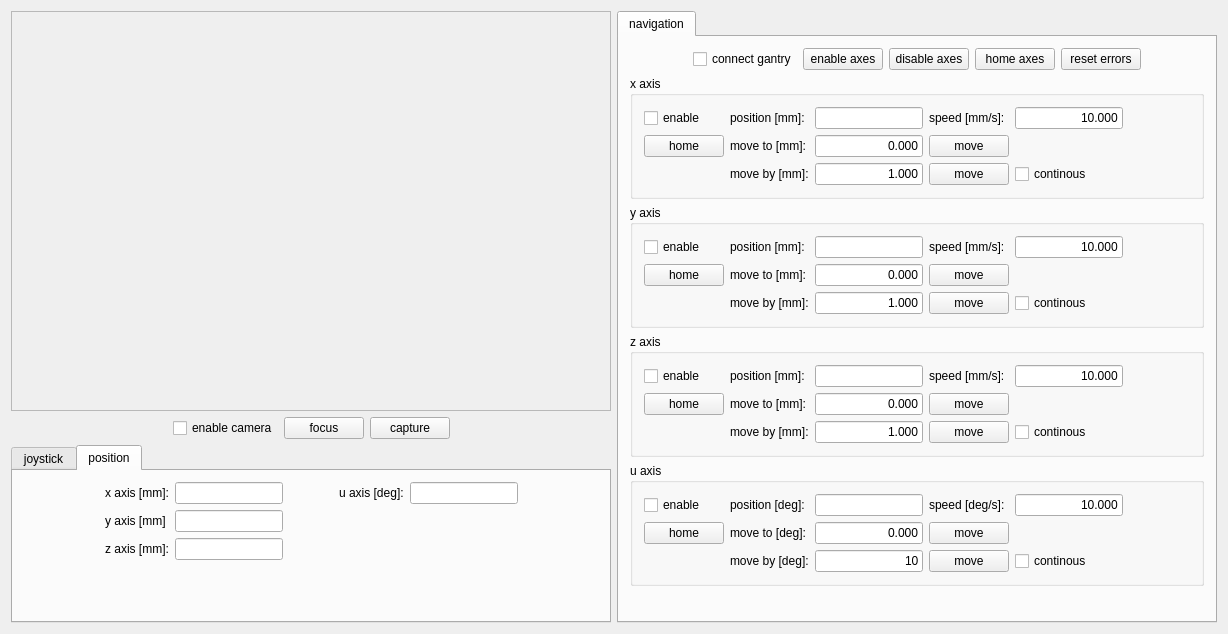
Old version of the form magrathea.ui in the repository guescio/Magrathea.
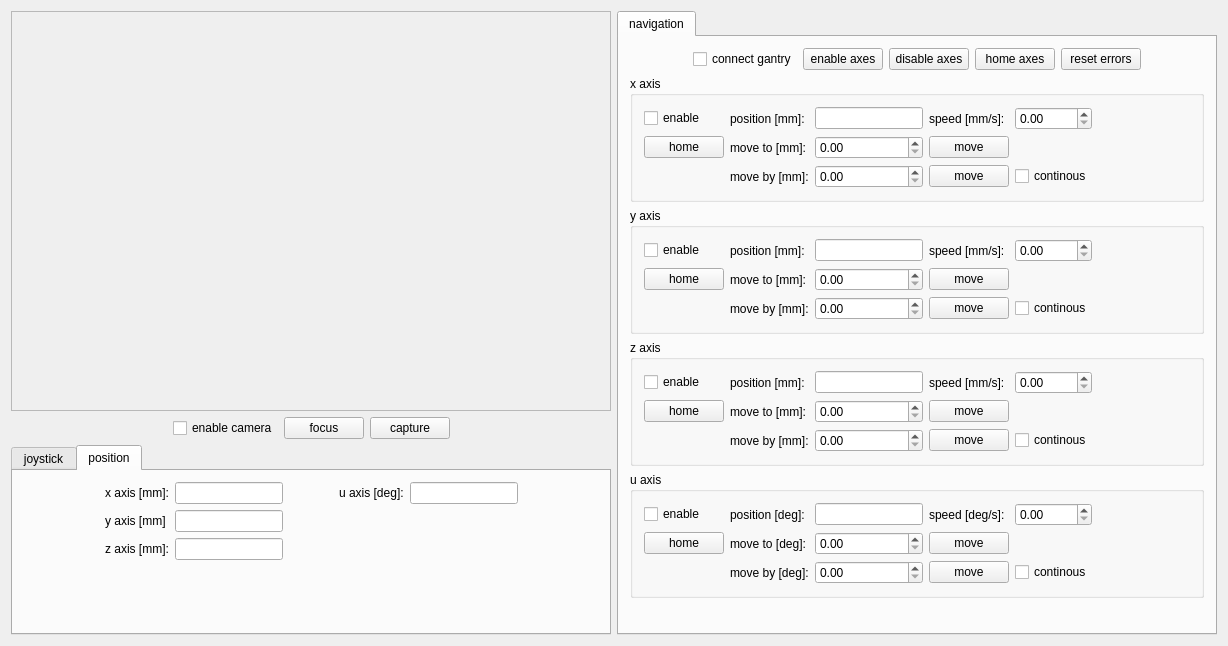
New version of the form.

Commit message: Changed QLineEdits into QDoubleSpinBoxes.

Patch:
```diff
--- a/magrathea.ui
+++ b/magrathea.ui
@@ -7,7 +7,7 @@
     <x>0</x>
     <y>0</y>
     <width>1226</width>
-    <height>634</height>
+    <height>646</height>
    </rect>
   </property>
   <property name="windowTitle">
@@ -565,8 +565,8 @@
             <string>x axis</string>
            </property>
            <layout class="QGridLayout" name="gridLayout_21">
-            <item row="0" column="4">
-             <widget class="QLineEdit" name="xAxisSpeedLineEdit">
+            <item row="0" column="0">
+             <widget class="QCheckBox" name="xAxisEnableBox">
               <property name="sizePolicy">
                <sizepolicy hsizetype="Fixed" vsizetype="Fixed">
                 <horstretch>0</horstretch>
@@ -574,26 +574,46 @@
                </sizepolicy>
               </property>
               <property name="text">
-               <string>10.000</string>
+               <string>enable</string>
               </property>
-              <property name="alignment">
-               <set>Qt::AlignRight|Qt::AlignTrailing|Qt::AlignVCenter</set>
-              </property>
              </widget>
             </item>
-            <item row="0" column="2">
-             <widget class="QLineEdit" name="xAxisPositionLine">
+            <item row="0" column="5">
+             <spacer name="horizontalSpacer_21">
+              <property name="orientation">
+               <enum>Qt::Horizontal</enum>
+              </property>
+              <property name="sizeHint" stdset="0">
+               <size>
+                <width>40</width>
+                <height>20</height>
+               </size>
+              </property>
+             </spacer>
+            </item>
+            <item row="2" column="1">
+             <widget class="QLabel" name="label_60">
               <property name="sizePolicy">
-               <sizepolicy hsizetype="Fixed" vsizetype="Fixed">
+               <sizepolicy hsizetype="Fixed" vsizetype="Preferred">
                 <horstretch>0</horstretch>
                 <verstretch>0</verstretch>
                </sizepolicy>
               </property>
               <property name="text">
-               <string/>
+               <string>move by [mm]:</string>
               </property>
-              <property name="alignment">
-               <set>Qt::AlignRight|Qt::AlignTrailing|Qt::AlignVCenter</set>
+             </widget>
+            </item>
+            <item row="0" column="1">
+             <widget class="QLabel" name="label_61">
+              <property name="sizePolicy">
+               <sizepolicy hsizetype="Fixed" vsizetype="Preferred">
+                <horstretch>0</horstretch>
+                <verstretch>0</verstretch>
+               </sizepolicy>
+              </property>
+              <property name="text">
+               <string>position [mm]:</string>
               </property>
              </widget>
             </item>
@@ -610,6 +630,19 @@
               </property>
              </widget>
             </item>
+            <item row="2" column="3">
+             <widget class="QPushButton" name="xAxisStepMoveButton">
+              <property name="sizePolicy">
+               <sizepolicy hsizetype="Fixed" vsizetype="Fixed">
+                <horstretch>0</horstretch>
+                <verstretch>0</verstretch>
+               </sizepolicy>
+              </property>
+              <property name="text">
+               <string>move</string>
+              </property>
+             </widget>
+            </item>
             <item row="1" column="5">
              <spacer name="horizontalSpacer_64">
               <property name="orientation">
@@ -623,19 +656,6 @@
               </property>
              </spacer>
             </item>
-            <item row="0" column="0">
-             <widget class="QCheckBox" name="xAxisEnableBox">
-              <property name="sizePolicy">
-               <sizepolicy hsizetype="Fixed" vsizetype="Fixed">
-                <horstretch>0</horstretch>
-                <verstretch>0</verstretch>
-               </sizepolicy>
-              </property>
-              <property name="text">
-               <string>enable</string>
-              </property>
-             </widget>
-            </item>
             <item row="2" column="5">
              <spacer name="horizontalSpacer_66">
               <property name="orientation">
@@ -649,8 +669,33 @@
               </property>
              </spacer>
             </item>
-            <item row="1" column="0">
-             <widget class="QPushButton" name="xAxisHomeButton">
+            <item row="0" column="4">
+             <widget class="QDoubleSpinBox" name="xAxisSpeedDoubleSpinBox">
+              <property name="enabled">
+               <bool>true</bool>
+              </property>
+              <property name="sizePolicy">
+               <sizepolicy hsizetype="Minimum" vsizetype="Fixed">
+                <horstretch>0</horstretch>
+                <verstretch>0</verstretch>
+               </sizepolicy>
+              </property>
+              <property name="layoutDirection">
+               <enum>Qt::LeftToRight</enum>
+              </property>
+              <property name="decimals">
+               <number>2</number>
+              </property>
+              <property name="maximum">
+               <double>99.989999999999995</double>
+              </property>
+              <property name="value">
+               <double>0.000000000000000</double>
+              </property>
+             </widget>
+            </item>
+            <item row="0" column="2">
+             <widget class="QLineEdit" name="xAxisPositionLine">
               <property name="sizePolicy">
                <sizepolicy hsizetype="Fixed" vsizetype="Fixed">
                 <horstretch>0</horstretch>
@@ -658,7 +703,10 @@
                </sizepolicy>
               </property>
               <property name="text">
-               <string>home</string>
+               <string/>
+              </property>
+              <property name="alignment">
+               <set>Qt::AlignRight|Qt::AlignTrailing|Qt::AlignVCenter</set>
               </property>
              </widget>
             </item>
@@ -675,45 +723,6 @@
               </property>
              </widget>
             </item>
-            <item row="2" column="3">
-             <widget class="QPushButton" name="xAxisStepMoveButton">
-              <property name="sizePolicy">
-               <sizepolicy hsizetype="Fixed" vsizetype="Fixed">
-                <horstretch>0</horstretch>
-                <verstretch>0</verstretch>
-               </sizepolicy>
-              </property>
-              <property name="text">
-               <string>move</string>
-              </property>
-             </widget>
-            </item>
-            <item row="0" column="1">
-             <widget class="QLabel" name="label_61">
-              <property name="sizePolicy">
-               <sizepolicy hsizetype="Fixed" vsizetype="Preferred">
-                <horstretch>0</horstretch>
-                <verstretch>0</verstretch>
-               </sizepolicy>
-              </property>
-              <property name="text">
-               <string>position [mm]:</string>
-              </property>
-             </widget>
-            </item>
-            <item row="2" column="1">
-             <widget class="QLabel" name="label_60">
-              <property name="sizePolicy">
-               <sizepolicy hsizetype="Fixed" vsizetype="Preferred">
-                <horstretch>0</horstretch>
-                <verstretch>0</verstretch>
-               </sizepolicy>
-              </property>
-              <property name="text">
-               <string>move by [mm]:</string>
-              </property>
-             </widget>
-            </item>
             <item row="1" column="3">
              <widget class="QPushButton" name="xAxisPositionMoveButton">
               <property name="sizePolicy">
@@ -728,20 +737,7 @@
              </widget>
             </item>
             <item row="2" column="2">
-             <widget class="QLineEdit" name="xAxisStepLineEdit">
-              <property name="sizePolicy">
-               <sizepolicy hsizetype="Fixed" vsizetype="Fixed">
-                <horstretch>0</horstretch>
-                <verstretch>0</verstretch>
-               </sizepolicy>
-              </property>
-              <property name="text">
-               <string>1.000</string>
-              </property>
-              <property name="alignment">
-               <set>Qt::AlignRight|Qt::AlignTrailing|Qt::AlignVCenter</set>
-              </property>
-             </widget>
+             <widget class="QDoubleSpinBox" name="xAxisStepDoubleSpinBox"/>
             </item>
             <item row="0" column="3">
              <widget class="QLabel" name="label_59">
@@ -756,8 +752,8 @@
               </property>
              </widget>
             </item>
-            <item row="1" column="2">
-             <widget class="QLineEdit" name="xAxisPositionMoveLine">
+            <item row="1" column="0">
+             <widget class="QPushButton" name="xAxisHomeButton">
               <property name="sizePolicy">
                <sizepolicy hsizetype="Fixed" vsizetype="Fixed">
                 <horstretch>0</horstretch>
@@ -765,25 +761,12 @@
                </sizepolicy>
               </property>
               <property name="text">
-               <string>0.000</string>
-              </property>
-              <property name="alignment">
-               <set>Qt::AlignRight|Qt::AlignTrailing|Qt::AlignVCenter</set>
+               <string>home</string>
               </property>
              </widget>
             </item>
-            <item row="0" column="5">
-             <spacer name="horizontalSpacer_21">
-              <property name="orientation">
-               <enum>Qt::Horizontal</enum>
-              </property>
-              <property name="sizeHint" stdset="0">
-               <size>
-                <width>40</width>
-                <height>20</height>
-               </size>
-              </property>
-             </spacer>
+            <item row="1" column="2">
+             <widget class="QDoubleSpinBox" name="xAxisPositionMoveDoubleSpinBox"/>
             </item>
            </layout>
           </widget>
@@ -872,22 +855,6 @@
               </property>
              </spacer>
             </item>
-            <item row="0" column="4">
-             <widget class="QLineEdit" name="yAxisSpeedLineEdit">
-              <property name="sizePolicy">
-               <sizepolicy hsizetype="Fixed" vsizetype="Fixed">
-                <horstretch>0</horstretch>
-                <verstretch>0</verstretch>
-               </sizepolicy>
-              </property>
-              <property name="text">
-               <string>10.000</string>
-              </property>
-              <property name="alignment">
-               <set>Qt::AlignRight|Qt::AlignTrailing|Qt::AlignVCenter</set>
-              </property>
-             </widget>
-            </item>
             <item row="1" column="5">
              <spacer name="horizontalSpacer_68">
               <property name="orientation">
@@ -901,22 +868,6 @@
               </property>
              </spacer>
             </item>
-            <item row="1" column="2">
-             <widget class="QLineEdit" name="yAxisPositionMoveLine">
-              <property name="sizePolicy">
-               <sizepolicy hsizetype="Fixed" vsizetype="Fixed">
-                <horstretch>0</horstretch>
-                <verstretch>0</verstretch>
-               </sizepolicy>
-              </property>
-              <property name="text">
-               <string>0.000</string>
-              </property>
-              <property name="alignment">
-               <set>Qt::AlignRight|Qt::AlignTrailing|Qt::AlignVCenter</set>
-              </property>
-             </widget>
-            </item>
             <item row="0" column="3">
              <widget class="QLabel" name="label_63">
               <property name="sizePolicy">
@@ -969,35 +920,6 @@
               </property>
              </widget>
             </item>
-            <item row="2" column="2">
-             <widget class="QLineEdit" name="yAxisStepLineEdit">
-              <property name="sizePolicy">
-               <sizepolicy hsizetype="Fixed" vsizetype="Fixed">
-                <horstretch>0</horstretch>
-                <verstretch>0</verstretch>
-               </sizepolicy>
-              </property>
-              <property name="text">
-               <string>1.000</string>
-              </property>
-              <property name="alignment">
-               <set>Qt::AlignRight|Qt::AlignTrailing|Qt::AlignVCenter</set>
-              </property>
-             </widget>
-            </item>
-            <item row="0" column="2">
-             <widget class="QLineEdit" name="yAxisPositionLine">
-              <property name="sizePolicy">
-               <sizepolicy hsizetype="Fixed" vsizetype="Fixed">
-                <horstretch>0</horstretch>
-                <verstretch>0</verstretch>
-               </sizepolicy>
-              </property>
-              <property name="alignment">
-               <set>Qt::AlignRight|Qt::AlignTrailing|Qt::AlignVCenter</set>
-              </property>
-             </widget>
-            </item>
             <item row="1" column="0">
              <widget class="QPushButton" name="yAxisHomeButton">
               <property name="sizePolicy">
@@ -1011,6 +933,28 @@
               </property>
              </widget>
             </item>
+            <item row="0" column="4">
+             <widget class="QDoubleSpinBox" name="yAxisSpeedDoubleSpinBox"/>
+            </item>
+            <item row="2" column="2">
+             <widget class="QDoubleSpinBox" name="yAxisStepDoubleSpinBox"/>
+            </item>
+            <item row="0" column="2">
+             <widget class="QLineEdit" name="yAxisPositionLine">
+              <property name="sizePolicy">
+               <sizepolicy hsizetype="Fixed" vsizetype="Fixed">
+                <horstretch>0</horstretch>
+                <verstretch>0</verstretch>
+               </sizepolicy>
+              </property>
+              <property name="alignment">
+               <set>Qt::AlignRight|Qt::AlignTrailing|Qt::AlignVCenter</set>
+              </property>
+             </widget>
+            </item>
+            <item row="1" column="2">
+             <widget class="QDoubleSpinBox" name="yAxisPositionMoveDoubleSpinBox"/>
+            </item>
            </layout>
           </widget>
          </item>
@@ -1046,22 +990,6 @@
               </property>
              </widget>
             </item>
-            <item row="2" column="2">
-             <widget class="QLineEdit" name="zAxisStepLineEdit">
-              <property name="sizePolicy">
-               <sizepolicy hsizetype="Fixed" vsizetype="Fixed">
-                <horstretch>0</horstretch>
-                <verstretch>0</verstretch>
-               </sizepolicy>
-              </property>
-              <property name="text">
-               <string>1.000</string>
-              </property>
-              <property name="alignment">
-               <set>Qt::AlignRight|Qt::AlignTrailing|Qt::AlignVCenter</set>
-              </property>
-             </widget>
-            </item>
             <item row="2" column="3">
              <widget class="QPushButton" name="zAxisStepMoveButton">
               <property name="sizePolicy">
@@ -1153,22 +1081,6 @@
               </property>
              </widget>
             </item>
-            <item row="0" column="4">
-             <widget class="QLineEdit" name="zAxisSpeedLineEdit">
-              <property name="sizePolicy">
-               <sizepolicy hsizetype="Fixed" vsizetype="Fixed">
-                <horstretch>0</horstretch>
-                <verstretch>0</verstretch>
-               </sizepolicy>
-              </property>
-              <property name="text">
-               <string>10.000</string>
-              </property>
-              <property name="alignment">
-               <set>Qt::AlignRight|Qt::AlignTrailing|Qt::AlignVCenter</set>
-              </property>
-             </widget>
-            </item>
             <item row="1" column="0">
              <widget class="QPushButton" name="zAxisHomeButton">
               <property name="sizePolicy">
@@ -1208,22 +1120,6 @@
               </property>
              </widget>
             </item>
-            <item row="1" column="2">
-             <widget class="QLineEdit" name="zAxisPositionMoveLine">
-              <property name="sizePolicy">
-               <sizepolicy hsizetype="Fixed" vsizetype="Fixed">
-                <horstretch>0</horstretch>
-                <verstretch>0</verstretch>
-               </sizepolicy>
-              </property>
-              <property name="text">
-               <string>0.000</string>
-              </property>
-              <property name="alignment">
-               <set>Qt::AlignRight|Qt::AlignTrailing|Qt::AlignVCenter</set>
-              </property>
-             </widget>
-            </item>
             <item row="2" column="5">
              <spacer name="horizontalSpacer_58">
               <property name="orientation">
@@ -1237,6 +1133,15 @@
               </property>
              </spacer>
             </item>
+            <item row="0" column="4">
+             <widget class="QDoubleSpinBox" name="zAxisSpeedDoubleSpinBox"/>
+            </item>
+            <item row="2" column="2">
+             <widget class="QDoubleSpinBox" name="zAxisStepDoubleSpinBox"/>
+            </item>
+            <item row="1" column="2">
+             <widget class="QDoubleSpinBox" name="zAxisPositionMoveDoubleSpinBox"/>
+            </item>
            </layout>
           </widget>
          </item>
@@ -1324,22 +1229,6 @@
               </property>
              </spacer>
             </item>
-            <item row="1" column="2">
-             <widget class="QLineEdit" name="uAxisPositionMoveLine">
-              <property name="sizePolicy">
-               <sizepolicy hsizetype="Fixed" vsizetype="Fixed">
-                <horstretch>0</horstretch>
-                <verstretch>0</verstretch>
-               </sizepolicy>
-              </property>
-              <property name="text">
-               <string>0.000</string>
-              </property>
-              <property name="alignment">
-               <set>Qt::AlignRight|Qt::AlignTrailing|Qt::AlignVCenter</set>
-              </property>
-             </widget>
-            </item>
             <item row="0" column="5">
              <spacer name="horizontalSpacer_25">
               <property name="orientation">
@@ -1353,38 +1242,6 @@
               </property>
              </spacer>
             </item>
-            <item row="0" column="4">
-             <widget class="QLineEdit" name="uAxisSpeedLineEdit">
-              <property name="sizePolicy">
-               <sizepolicy hsizetype="Fixed" vsizetype="Fixed">
-                <horstretch>0</horstretch>
-                <verstretch>0</verstretch>
-               </sizepolicy>
-              </property>
-              <property name="text">
-               <string>10.000</string>
-              </property>
-              <property name="alignment">
-               <set>Qt::AlignRight|Qt::AlignTrailing|Qt::AlignVCenter</set>
-              </property>
-             </widget>
-            </item>
-            <item row="2" column="2">
-             <widget class="QLineEdit" name="uAxisStepLineEdit">
-              <property name="sizePolicy">
-               <sizepolicy hsizetype="Fixed" vsizetype="Fixed">
-                <horstretch>0</horstretch>
-                <verstretch>0</verstretch>
-               </sizepolicy>
-              </property>
-              <property name="text">
-               <string>10</string>
-              </property>
-              <property name="alignment">
-               <set>Qt::AlignRight|Qt::AlignTrailing|Qt::AlignVCenter</set>
-              </property>
-             </widget>
-            </item>
             <item row="2" column="3">
              <widget class="QPushButton" name="uAxisStepMoveButton">
               <property name="sizePolicy">
@@ -1463,6 +1320,15 @@
               </property>
              </widget>
             </item>
+            <item row="0" column="4">
+             <widget class="QDoubleSpinBox" name="uAxisSpeedDoubleSpinBox"/>
+            </item>
+            <item row="2" column="2">
+             <widget class="QDoubleSpinBox" name="uAxisStepDoubleSpinBox"/>
+            </item>
+            <item row="1" column="2">
+             <widget class="QDoubleSpinBox" name="uAxisPositionMoveDoubleSpinBox"/>
+            </item>
            </layout>
           </widget>
          </item>
```
Left out of the diff: 13 changed lines with no effect on the pictures. The commit also changes 2 other files.
